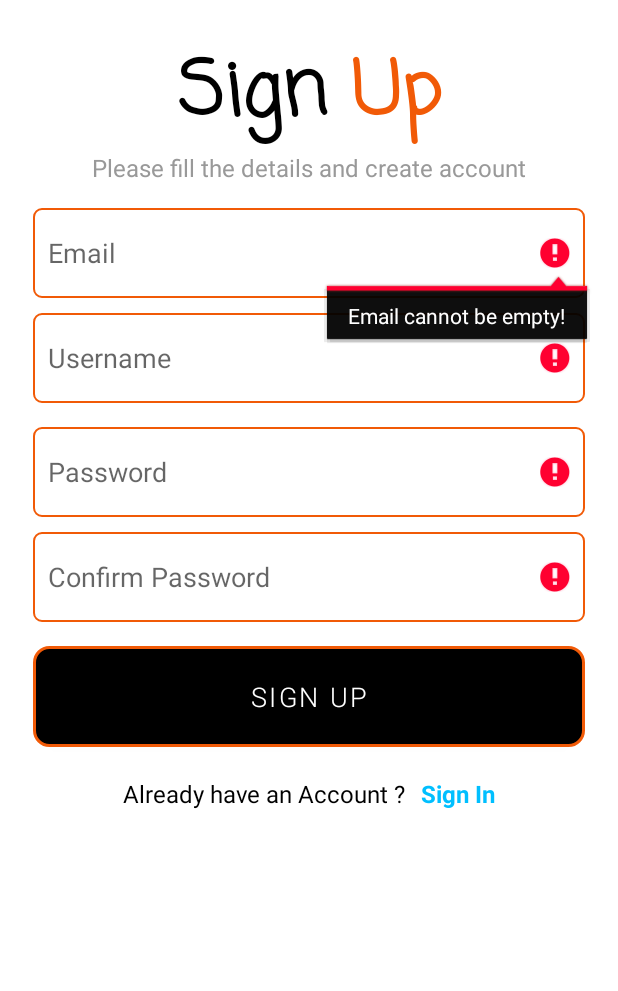
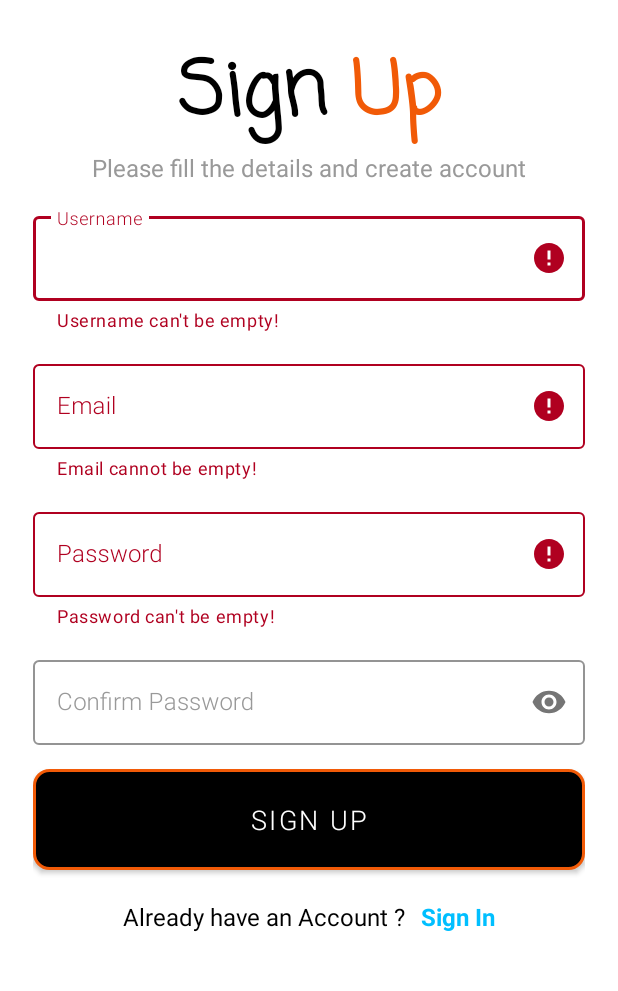
Before and after one commit to maidzui123/JobsFinderApp, an Android app: the SignUpActivity screen opened directly, with no data from a screen before it, after a tap on "SIGN UP", on a phone screen of 412 x 824 dp, the part 129-1120 px from its top. Run offline under Robolectric (Android 15) with nearby library versions, the phone set to English and light mode, and no system bars; our stand-ins replace Firebase (no records; nobody signed in at launch, a user with empty details on screens opened directly).

Commit message:
Done sign up database + loading progress

```diff
--- /dev/null
+++ b/app/src/main/java/com/example/jobfinderapp/CustomProgressDialog.java
@@ -0,0 +1,24 @@
+package com.example.jobfinderapp;
+
+import android.app.Dialog;
+import android.content.Context;
+import android.view.Gravity;
+import android.view.LayoutInflater;
+import android.view.View;
+import android.view.WindowManager;
+
+import androidx.annotation.NonNull;
+
+public class CustomProgressDialog extends Dialog {
+    public CustomProgressDialog(@NonNull Context context) {
+        super(context);
+        WindowManager.LayoutParams params = getWindow().getAttributes();
+        params.gravity = Gravity.CENTER_HORIZONTAL;
+        getWindow().setAttributes(params);
+        setTitle(null);
+        setCancelable(false);
+        setOnCancelListener(null);
+        View view = LayoutInflater.from(context).inflate(R.layout.loading_layout, null);
+        setContentView(view);
+    }
+}
--- a/app/src/main/java/com/example/jobfinderapp/SignUpActivity.java
+++ b/app/src/main/java/com/example/jobfinderapp/SignUpActivity.java
@@ -3,6 +3,7 @@ package com.example.jobfinderapp;
 import androidx.annotation.NonNull;
 import androidx.appcompat.app.AppCompatActivity;
 
+import android.app.ProgressDialog;
 import android.content.Intent;
 import android.graphics.Color;
 import android.os.Bundle;
@@ -18,24 +19,25 @@ import android.widget.Toast;
 import com.google.android.gms.tasks.OnFailureListener;
 import com.google.android.gms.tasks.OnSuccessListener;
 
+import com.google.android.material.textfield.TextInputEditText;
+import com.google.android.material.textfield.TextInputLayout;
 import com.google.firebase.auth.AuthResult;
 import com.google.firebase.auth.FirebaseAuth;
 
 import com.google.firebase.firestore.FirebaseFirestore;
+
+import java.util.Objects;
 
 public class SignUpActivity extends AppCompatActivity {
     private TextView tvSignUpTitle;
     private Button btnSignUp;
     private TextView tvSignUp;
 
-    private FirebaseAuth mAuth;
-    private ProgressBar progressBar;
-
+    private FirebaseAuth firebaseAuth;
     private FirebaseFirestore firebaseFirestore;
 
-    private EditText edtSignUpUsername, edtSignUpEmail, edtSignUpPassword, edtSignUpConfirmPassword;
-//    private TextInputLayout tilSignUpUsername, tilSignupPassword, tilSignUpEmail, tilSignUpConfirmPassword;
-//    private TextInputEditText edtSignUpUsername, edtSignUpEmail, edtSignUpPassword, edtSignUpConfirmPassword;
+    private TextInputLayout tilSignUpUsername, tilSignUpPassword, tilSignUpEmail, tilSignUpConfirmPassword;
+    private CustomProgressDialog customProgressDialog;
     @Override
     protected void onCreate(Bundle savedInstanceState) {
         super.onCreate(savedInstanceState);
@@ -44,51 +46,17 @@ public class SignUpActivity extends AppCompatActivity {
         btnSignUp = findViewById(R.id.btnSignUp);
         tvSignUp = findViewById(R.id.tvSignUp);
 
-        edtSignUpEmail = findViewById(R.id.edtSignUpEmail);
-        edtSignUpUsername = findViewById(R.id.edtSignUpUsername);
-        edtSignUpPassword = findViewById(R.id.edtSignUpPassword);
-        edtSignUpConfirmPassword = findViewById(R.id.edtSignUpConfirmPassword);
+        tilSignUpUsername = findViewById(R.id.tilSignUpUsername);
+        tilSignUpEmail = findViewById(R.id.tilSignUpEmail);
+        tilSignUpPassword = findViewById(R.id.tilSignUpPassword);
+        tilSignUpConfirmPassword = findViewById(R.id.tilSignUpConfirmPassword);
 
-        edtSignUpUsername= findViewById(R.id.edtSignUpUsername);
-        edtSignUpEmail = findViewById(R.id.edtSignUpEmail);
-        edtSignUpPassword = findViewById(R.id.edtSignUpPassword);
-        edtSignUpConfirmPassword = findViewById(R.id.edtSignUpConfirmPassword);
+        firebaseAuth = FirebaseAuth.getInstance();
+        firebaseFirestore = FirebaseFirestore.getInstance();
 
-        mAuth = FirebaseAuth.getInstance();
-        firebaseFirestore = FirebaseFirestore.getInstance();
-        progressBar = findViewById(R.id.progressBar);
+        customProgressDialog = new CustomProgressDialog(SignUpActivity.this);
 
-        btnSignUp.setOnClickListener(new View.OnClickListener() {
-            @Override
-            public void onClick(View v) {
-                String email= edtSignUpEmail.getText().toString();
-                String userName= edtSignUpUsername.getText().toString();
-                String password = edtSignUpPassword.getText().toString();
-                if(!validatePassword() | !validateEmail() | !validateUsername() | !validateConfirmPassword())
-                {
-                    return;
-                }
-                progressBar.setVisibility(View.VISIBLE);
-                mAuth.createUserWithEmailAndPassword(email,password)
-                        .addOnSuccessListener(new OnSuccessListener<AuthResult>() {
-                            @Override
-                            public void onSuccess(AuthResult authResult) {
-                                startActivity(new Intent(getApplicationContext(),SignInActivity.class));
-                                progressBar.setVisibility(View.GONE);
-                                firebaseFirestore.collection("User")
-                                        .document(FirebaseAuth.getInstance().getUid())
-                                        .set(new User(email,userName));
-                            }
-                        })
-                        .addOnFailureListener(new OnFailureListener() {
-                            @Override
-                            public void onFailure(@NonNull Exception e) {
-                                progressBar.setVisibility(View.GONE);
-                                Toast.makeText(getApplicationContext(),e.getMessage(),Toast.LENGTH_SHORT).show();
-                            }
-                        });
-            }
-        });
+        btnSignUp.setOnClickListener(v -> registerUser());
         tvSignUp.setOnClickListener(new View.OnClickListener() {
             @Override
             public void onClick(View v) {
@@ -101,41 +69,41 @@ public class SignUpActivity extends AppCompatActivity {
         tvSignUpTitle.setText(s);
     }
     private Boolean validateUsername() {
-        String val = edtSignUpUsername.getText().toString();
+        String val = tilSignUpUsername.getEditText().getText().toString();
         String noWhiteSpace = "\\A\\w{4,20}\\z";
         if (val.isEmpty()) {
-            edtSignUpUsername.setError("Username can't be empty!");
+            tilSignUpUsername.setError("Username can't be empty!");
             return false;
         } else if (val.length() >= 15) {
-            edtSignUpUsername.setError("Username too long!");
+            tilSignUpUsername.setError("Username too long!");
             return false;
         } else if (val.length() < 8) {
-            edtSignUpUsername.setError("Username must have at least 8 characters!");
+            tilSignUpUsername.setError("Username must have at least 8 characters!");
             return false;
         } else if (!val.matches(noWhiteSpace)) {
-            edtSignUpUsername.setError("White Spaces are not allowed");
+            tilSignUpUsername.setError("White Spaces are not allowed");
             return false;
         } else {
-            edtSignUpUsername.setError(null);
+            tilSignUpUsername.setError(null);
             return true;
         }
     }
     private Boolean validateEmail() {
-        String val = edtSignUpEmail.getText().toString();
+        String val = tilSignUpEmail.getEditText().getText().toString();
         String emailPattern = "[a-zA-Z0-9._-]+@[a-z]+\\.+[a-z]+";
         if (val.isEmpty()) {
-            edtSignUpEmail.setError("Email cannot be empty!");
+            tilSignUpEmail.setError("Email cannot be empty!");
             return false;
         } else if (!val.matches(emailPattern)) {
-            edtSignUpEmail.setError("Invalid email address!");
+            tilSignUpEmail.setError("Invalid email address!");
             return false;
         } else {
-            edtSignUpEmail.setError(null);
+            tilSignUpEmail.setError(null);
             return true;
         }
     }
     private Boolean validatePassword() {
-        String val = edtSignUpPassword.getText().toString();
+        String val = tilSignUpPassword.getEditText().getText().toString();
         String passwordVal = "^" +
                 //"(?=.*[0-9])" +         //at least 1 digit
                 //"(?=.*[a-z])" +         //at least 1 lower case letter
@@ -146,31 +114,62 @@ public class SignUpActivity extends AppCompatActivity {
                 ".{8,}" +               //at least 4 characters
                 "$";
         if (val.isEmpty()) {
-            edtSignUpPassword.setError("Password can't be empty!");
+            tilSignUpPassword.setError("Password can't be empty!");
             return false;
         } else if (!val.matches(passwordVal)) {
-            edtSignUpPassword.setError("Password is too weak!");
+            tilSignUpPassword.setError("Password is too weak!");
             return false;
         } else {
-            edtSignUpPassword.setError(null);
+            tilSignUpPassword.setError(null);
             return true;
         }
     }
     private Boolean validateConfirmPassword() {
-        String val1 = edtSignUpConfirmPassword.getText().toString();
-        String val2 = edtSignUpConfirmPassword.getText().toString();
+        String val1 = tilSignUpConfirmPassword.getEditText().getText().toString();
+        String val2 = tilSignUpConfirmPassword.getEditText().getText().toString();
         if (val2.isEmpty()) {
-            edtSignUpConfirmPassword.setError("Confirm Password can't be empty!");
+            tilSignUpConfirmPassword.setError("Confirm Password can't be empty!");
             return false;
         } else if (!val1.matches(val2)) {
-            edtSignUpConfirmPassword.setError("Please make sure your passwords match!");
+            tilSignUpConfirmPassword.setError("Please make sure your passwords match!");
             return false;
         } else {
-            edtSignUpConfirmPassword.setError(null);
+            tilSignUpConfirmPassword.setError(null);
             return true;
         }
     }
-
-
+    private void registerUser() {
+        if(!validateUsername() |!validatePassword() | !validateEmail() | !validateUsername())
+        {
+            return;
+        }
+        String email= tilSignUpEmail.getEditText().getText().toString();
+        String userName= tilSignUpUsername.getEditText().getText().toString();
+        String password = tilSignUpPassword.getEditText().getText().toString();
+        if(!validatePassword() | !validateEmail() | !validateUsername() | !validateConfirmPassword())
+        {
+            return;
+        }
+        customProgressDialog.show();
+        firebaseAuth.createUserWithEmailAndPassword(email,password)
+                .addOnSuccessListener(new OnSuccessListener<AuthResult>() {
+                    @Override
+                    public void onSuccess(AuthResult authResult) {
+                        startActivity(new Intent(getApplicationContext(),SignInActivity.class));
+                        Toast.makeText(getApplicationContext(),"Sign Up Successful",Toast.LENGTH_SHORT).show();
+                        firebaseFirestore.collection("User")
+                                .document(Objects.requireNonNull(FirebaseAuth.getInstance().getUid()))
+                                .set(new User(email, userName));
+                        customProgressDialog.cancel();
+                    }
+                })
+                .addOnFailureListener(new OnFailureListener() {
+                    @Override
+                    public void onFailure(@NonNull Exception e) {
+                        Toast.makeText(getApplicationContext(),e.getMessage(),Toast.LENGTH_SHORT).show();
+                        customProgressDialog.cancel();
+                    }
+                });
+    }
 
 }
--- a/app/src/main/res/drawable/edit_text_input.xml
+++ b/app/src/main/res/drawable/edit_text_input.xml
@@ -1,5 +1,5 @@
 <?xml version="1.0" encoding="utf-8"?>
 <shape xmlns:android="http://schemas.android.com/apk/res/android" android:shape="rectangle">
     <stroke android:width="1dp" android:color="#F15A07"/>
-    <corners android:radius="5dp"/>
+    <corners android:radius="10dp"/>
 </shape>
--- a/app/src/main/res/layout/activity_sign_up.xml
+++ b/app/src/main/res/layout/activity_sign_up.xml
@@ -17,6 +17,7 @@
             android:layout_width="match_parent"
             android:layout_height="wrap_content"
             android:layout_marginTop="32dp">
+
             <TextView
                 android:layout_width="wrap_content"
                 android:layout_height="wrap_content"
@@ -57,133 +58,96 @@
             android:textSize="16sp"
             android:layout_gravity="center"
             android:textFontWeight="400"/>
-        <EditText
-            android:id="@+id/edtSignUpEmail"
+
+        <com.google.android.material.textfield.TextInputLayout
+            style="@style/Widget.MaterialComponents.TextInputLayout.OutlinedBox"
+            android:id="@+id/tilSignUpUsername"
             android:layout_width="match_parent"
-            android:layout_height="60dp"
-            android:padding="10dp"
+            android:layout_height="wrap_content"
             android:layout_marginTop="16dp"
-            android:background="@drawable/edit_text_input"
+            android:hint="Username"
+            app:boxStrokeColor="@color/orange"
+            app:hintTextColor="@color/black"
+            android:textColorHint="#999999">
+
+            <com.google.android.material.textfield.TextInputEditText
+                android:id="@+id/edtSignUpUsername"
+                android:layout_width="match_parent"
+                android:layout_height="wrap_content"
+                android:inputType="text"
+                android:singleLine="true"
+                android:fontFamily="sans-serif-light"
+                android:textColor="@color/black" />
+
+        </com.google.android.material.textfield.TextInputLayout>
+
+        <com.google.android.material.textfield.TextInputLayout
+            style="@style/Widget.MaterialComponents.TextInputLayout.OutlinedBox"
+            android:id="@+id/tilSignUpEmail"
+            android:layout_width="match_parent"
+            android:layout_height="wrap_content"
+            android:layout_marginTop="16dp"
+            app:boxStrokeColor="@color/orange"
+            app:hintTextColor="@color/black"
             android:hint="Email"
-            />
-        <EditText
-            android:id="@+id/edtSignUpUsername"
+            android:textColorHint="#999999">
+
+            <com.google.android.material.textfield.TextInputEditText
+                android:id="@+id/edtSignUpEmail"
+                android:layout_width="match_parent"
+                android:layout_height="wrap_content"
+                android:inputType="textEmailAddress"
+                android:singleLine="true"
+                android:fontFamily="sans-serif-light"
+                android:textColor="@color/black" />
+
+        </com.google.android.material.textfield.TextInputLayout>
+
+        <com.google.android.material.textfield.TextInputLayout
+            style="@style/Widget.MaterialComponents.TextInputLayout.OutlinedBox"
+            android:id="@+id/tilSignUpPassword"
             android:layout_width="match_parent"
-            android:layout_height="60dp"
-            android:padding="10dp"
-            android:layout_marginTop="10dp"
-            android:background="@drawable/edit_text_input"
-            android:hint="Username"
-            />
-        <EditText
-            android:id="@+id/edtSignUpPassword"
+            android:layout_height="wrap_content"
+            android:layout_marginTop="16dp"
+            android:hint="Password"
+            android:textColorHint="#999999"
+            app:boxStrokeColor="@color/orange"
+            app:hintTextColor="@color/black"
+            app:passwordToggleEnabled="true">
+
+            <com.google.android.material.textfield.TextInputEditText
+                android:id="@+id/edtSignUpPassword"
+                android:layout_width="match_parent"
+                android:layout_height="wrap_content"
+                android:inputType="textPassword"
+                android:singleLine="true"
+                android:fontFamily="sans-serif-light"
+                android:textColor="@color/black" />
+
+        </com.google.android.material.textfield.TextInputLayout>
+
+        <com.google.android.material.textfield.TextInputLayout
+            style="@style/Widget.MaterialComponents.TextInputLayout.OutlinedBox"
+            android:id="@+id/tilSignUpConfirmPassword"
             android:layout_width="match_parent"
-            android:layout_height="60dp"
-            android:padding="10dp"
+            android:layout_height="wrap_content"
             android:layout_marginTop="16dp"
-            android:background="@drawable/edit_text_input"
-            android:hint="Password"
-            android:inputType="textPassword"
-            />
-        <EditText
-            android:id="@+id/edtSignUpConfirmPassword"
-            android:layout_width="match_parent"
-            android:layout_height="60dp"
-            android:padding="10dp"
-            android:layout_marginTop="10dp"
-            android:background="@drawable/edit_text_input"
             android:hint="Confirm Password"
-            android:inputType="textPassword"
-            />
-<!--        <com.google.android.material.textfield.TextInputLayout-->
-<!--            style="@style/Widget.MaterialComponents.TextInputLayout.OutlinedBox"-->
-<!--            android:id="@+id/tilSignUpUsername"-->
-<!--            android:layout_width="match_parent"-->
-<!--            android:layout_height="wrap_content"-->
-<!--            android:layout_marginTop="16dp"-->
-<!--            android:hint="Username"-->
-<!--            app:boxStrokeColor="@color/orange"-->
-<!--            app:hintTextColor="@color/black"-->
-<!--            android:textColorHint="#999999">-->
+            android:textColorHint="#999999"
+            app:boxStrokeColor="@color/orange"
+            app:hintTextColor="@color/black"
+            app:passwordToggleEnabled="true">
 
-<!--            <com.google.android.material.textfield.TextInputEditText-->
-<!--                android:id="@+id/edtSignUpUsername"-->
-<!--                android:layout_width="match_parent"-->
-<!--                android:layout_height="wrap_content"-->
-<!--                android:inputType="text"-->
-<!--                android:singleLine="true"-->
-<!--                android:fontFamily="sans-serif-light"-->
-<!--                android:textColor="@color/black" />-->
+            <com.google.android.material.textfield.TextInputEditText
+                android:id="@+id/edtSignUpConfirmPassword"
+                android:layout_width="match_parent"
+                android:layout_height="wrap_content"
+                android:inputType="textPassword"
+                android:singleLine="true"
+                android:fontFamily="sans-serif-light"
+                android:textColor="@color/black" />
 
-<!--        </com.google.android.material.textfield.TextInputLayout>-->
-
-<!--        <com.google.android.material.textfield.TextInputLayout-->
-<!--            style="@style/Widget.MaterialComponents.TextInputLayout.OutlinedBox"-->
-<!--            android:id="@+id/tilSignUpEmail"-->
-<!--            android:layout_width="match_parent"-->
-<!--            android:layout_height="wrap_content"-->
-<!--            android:layout_marginTop="16dp"-->
-<!--            app:boxStrokeColor="@color/orange"-->
-<!--            app:hintTextColor="@color/black"-->
-<!--            android:hint="Email"-->
-<!--            android:textColorHint="#999999">-->
-
-<!--            <com.google.android.material.textfield.TextInputEditText-->
-<!--                android:id="@+id/edtSignUpEmail"-->
-<!--                android:layout_width="match_parent"-->
-<!--                android:layout_height="wrap_content"-->
-<!--                android:inputType="textEmailAddress"-->
-<!--                android:singleLine="true"-->
-<!--                android:fontFamily="sans-serif-light"-->
-<!--                android:textColor="@color/black" />-->
-
-<!--        </com.google.android.material.textfield.TextInputLayout>-->
-
-<!--        <com.google.android.material.textfield.TextInputLayout-->
-<!--            style="@style/Widget.MaterialComponents.TextInputLayout.OutlinedBox"-->
-<!--            android:id="@+id/tilSignUpPassword"-->
-<!--            android:layout_width="match_parent"-->
-<!--            android:layout_height="wrap_content"-->
-<!--            android:layout_marginTop="16dp"-->
-<!--            android:hint="Password"-->
-<!--            android:textColorHint="#999999"-->
-<!--            app:boxStrokeColor="@color/orange"-->
-<!--            app:hintTextColor="@color/black"-->
-<!--            app:passwordToggleEnabled="true">-->
-
-<!--            <com.google.android.material.textfield.TextInputEditText-->
-<!--                android:id="@+id/edtSignUpPassword"-->
-<!--                android:layout_width="match_parent"-->
-<!--                android:layout_height="wrap_content"-->
-<!--                android:inputType="textPassword"-->
-<!--                android:singleLine="true"-->
-<!--                android:fontFamily="sans-serif-light"-->
-<!--                android:textColor="@color/black" />-->
-
-<!--        </com.google.android.material.textfield.TextInputLayout>-->
-
-<!--        <com.google.android.material.textfield.TextInputLayout-->
-<!--            style="@style/Widget.MaterialComponents.TextInputLayout.OutlinedBox"-->
-<!--            android:id="@+id/tilSignUpConfirmPassword"-->
-<!--            android:layout_width="match_parent"-->
-<!--            android:layout_height="wrap_content"-->
-<!--            android:layout_marginTop="16dp"-->
-<!--            android:hint="Confirm Password"-->
-<!--            android:textColorHint="#999999"-->
-<!--            app:boxStrokeColor="@color/orange"-->
-<!--            app:hintTextColor="@color/black"-->
-<!--            app:passwordToggleEnabled="true">-->
-
-<!--            <com.google.android.material.textfield.TextInputEditText-->
-<!--                android:id="@+id/edtSignUpConfirmPassword"-->
-<!--                android:layout_width="match_parent"-->
-<!--                android:layout_height="wrap_content"-->
-<!--                android:inputType="textPassword"-->
-<!--                android:singleLine="true"-->
-<!--                android:fontFamily="sans-serif-light"-->
-<!--                android:textColor="@color/black" />-->
-
-<!--        </com.google.android.material.textfield.TextInputLayout>-->
+        </com.google.android.material.textfield.TextInputLayout>
 
         <Button
             android:id="@+id/btnSignUp"
@@ -229,13 +193,5 @@
         </LinearLayout>
 
     </LinearLayout>
-    <ProgressBar
-        android:id="@+id/progressBar"
-        android:layout_width="wrap_content"
-        android:layout_height="wrap_content"
-        style="?android:attr/progressBarStyleLarge"
-        android:layout_centerInParent="true"
-        android:visibility="gone"
-        tools:ignore="MissingConstraints"/>
 
 </RelativeLayout>
```
Also changed, not shown: app/src/main/java/com/example/jobfinderapp/SignInActivity.java (+23 -13 lines), app/src/main/res/drawable/progress_bg.xml (added, +27 -0 lines), app/src/main/res/layout/activity_sign_in.xml (+39 -64 lines), app/src/main/res/layout/loading_layout.xml (added, +28 -0 lines).
